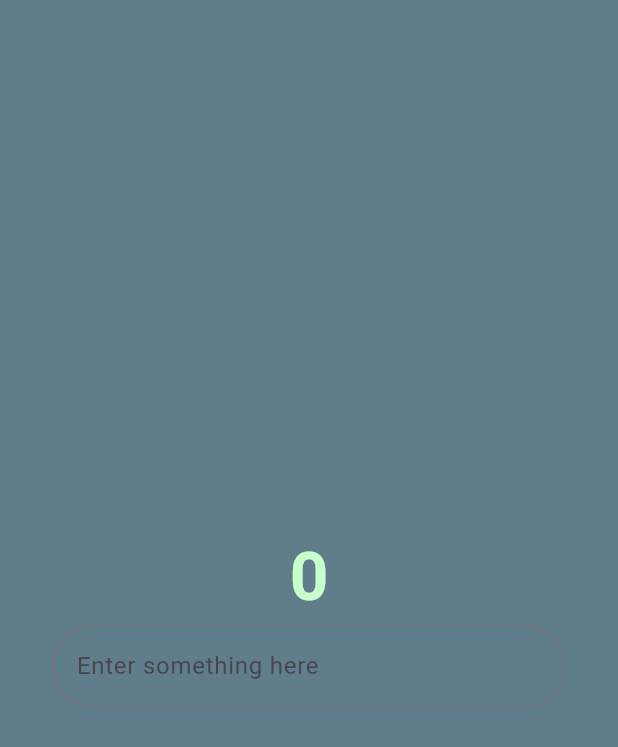
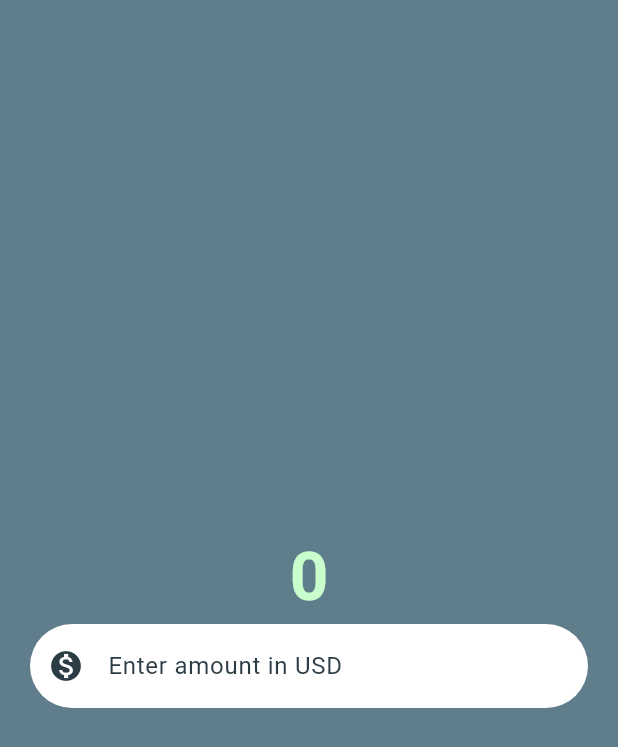
Before and after one commit to psalmistcom/flutter_converter, a Flutter app: the screen it shows after launch, on a phone screen of 412 x 824 dp. Shown: the top 747 px of the screen. Run offline on Flutter 3.47's test engine with Material 3 defaults, Android fonts, the phone set to English and light mode, and no system bars.

```diff
--- a/lib/currency_converter_material_page.dart
+++ b/lib/currency_converter_material_page.dart
@@ -5,10 +5,23 @@ class CurrencyConverterMaterialPage extends StatelessWidget {
 
   @override
   Widget build(BuildContext context) {
+    const customColor = Color(0xFF2C3C44);
+    const customColorBG = Colors.blueGrey;
+    const customeBorder = OutlineInputBorder(
+      borderRadius: BorderRadius.all(
+        Radius.circular(50.0),
+      ),
+      borderSide: BorderSide(
+        // color: customColor,
+        // width: 1.0,
+        style: BorderStyle.none,
+      ),
+    );
+
     return const Scaffold(
-      backgroundColor: Colors.blueGrey,
+      backgroundColor: customColorBG,
       body: Padding(
-        padding: EdgeInsets.all(35.0),
+        padding: EdgeInsets.all(20.0),
         child: Center(
           child: Column(
             mainAxisAlignment: MainAxisAlignment.center,
@@ -23,16 +36,24 @@ class CurrencyConverterMaterialPage extends StatelessWidget {
                 ),
               ),
               TextField(
+                keyboardType: TextInputType.numberWithOptions(
+                  decimal: true,
+                ),
                 decoration: InputDecoration(
-                    border: OutlineInputBorder(
-                      borderRadius: BorderRadius.all(
-                        Radius.circular(50.0),
-                      ),
-                    ),
-                    labelText: "Enter something here",
-                    hintText: 'Enter Text'),
+                  // border: customeBorder,
+                  enabledBorder: customeBorder,
+                  hintText: 'Enter amount in USD',
+                  hintStyle: TextStyle(
+                    color: customColor,
+                  ),
+                  prefixIcon: Icon(Icons.monetization_on),
+                  prefixIconColor: customColor,
+                  filled: true,
+                  fillColor: Colors.white,
+                  focusedBorder: customeBorder,
+                ),
                 style: TextStyle(
-                  color: Color.fromARGB(255, 255, 255, 255),
+                  color: Colors.black,
                 ),
               ),
             ],
```
